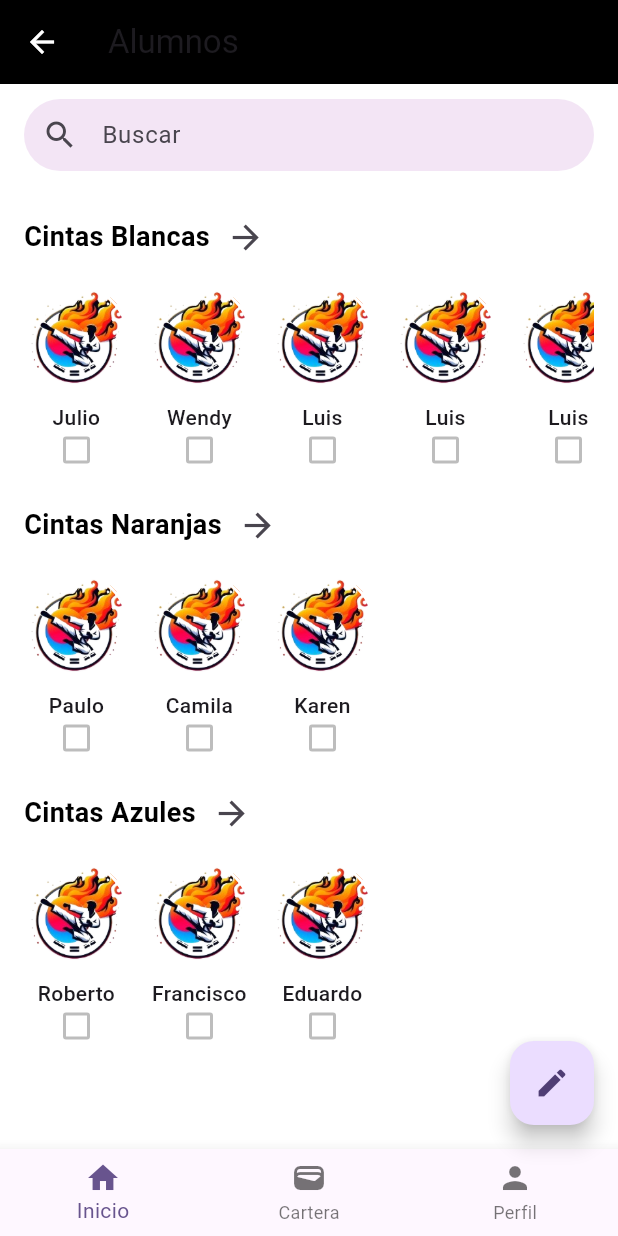
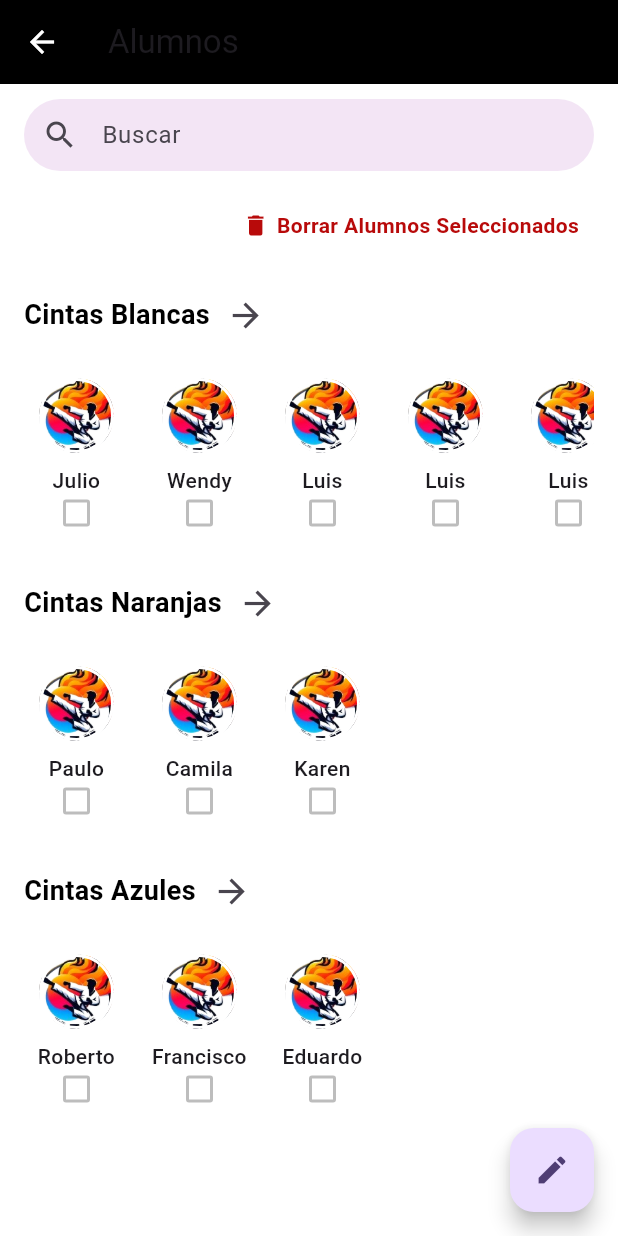
Before and after one commit to ChrisOsicka/TAE_APP, a Flutter app: the StudentsSectionScreen screen opened directly, on a phone screen of 412 x 824 dp. Run offline on Flutter 3.47's test engine with Material 3 defaults, Android fonts, the phone set to English and light mode, and no system bars; our stand-ins replace google_fonts, table_calendar.

Commit message:
Funciona la selección de alumnos, falta que se abra una moda con los alumnos que segun se van a eliminar

```diff
--- a/lib/modules/admin/pages/students_section.dart
+++ b/lib/modules/admin/pages/students_section.dart
@@ -16,8 +16,6 @@ class StudentsSectionScreen extends StatefulWidget {
 }
 
 class _StudentsSectionScreenState extends State<StudentsSectionScreen> {
-
-
   int _selectedIndex = 0;
 
   Map<String, List<Map<String, dynamic>>> _beltStudents = {
@@ -33,7 +31,6 @@ class _StudentsSectionScreenState extends State<StudentsSectionScreen> {
       {'name': 'Luis', 'image': 'assets/image/Logo.png'},
       {'name': 'Luis', 'image': 'assets/image/Logo.png'},
       {'name': 'Luis', 'image': 'assets/image/Logo.png'},
-
     ],
     'Cintas Naranjas': [
       {'name': 'Paulo', 'image': 'assets/image/Logo.png'},
@@ -47,23 +44,9 @@ class _StudentsSectionScreenState extends State<StudentsSectionScreen> {
     ],
   };
 
-    // Lista de pantallas/pestañas
-  late final List<Widget> _screens;
-
   @override
   void initState() {
     super.initState();
-    _screens = [
-      //StudentsSectionScreen(), // Tu pantalla de grupos actual
-      WalletScreen(),        // Pantalla de cartera
-      ProfileScreen(),       // Pantalla de perfil
-    ];
-  }
-
-  void _onItemTapped(int index) {
-    setState(() {
-      _selectedIndex = index;
-    });
   }
 
   @override
@@ -87,31 +70,69 @@ class _StudentsSectionScreenState extends State<StudentsSectionScreen> {
 
                 const SizedBox(height: 20),
 
+                Align(
+                  alignment: Alignment.centerRight,
+                  child: InkWell(
+                    borderRadius: BorderRadius.circular(20),
+                    onTap: () {
+                      // Tu lógica del modal aquí
+                      //showDialog(...);
+                    },
+                    child: Container(
+                      padding: const EdgeInsets.symmetric(
+                        horizontal: 10,
+                        vertical: 6,
+                      ),
+                      decoration: BoxDecoration(
+                        borderRadius: BorderRadius.circular(20),
+                      ),
+                      child: Row(
+                        mainAxisSize: MainAxisSize.min,
+                        children: const [
+                          Icon(
+                            Icons.delete,
+                            color: Color.fromARGB(255, 184, 10, 10),
+                            size: 18,
+                          ),
+                          SizedBox(width: 5),
+                          Text(
+                            'Borrar Alumnos Seleccionados',
+                            style: TextStyle(
+                              fontWeight: FontWeight.bold,
+                              fontSize: 14,
+                              color: Color.fromARGB(255, 184, 10, 10),
+                            ),
+                          ),
+                        ],
+                      ),
+                    ),
+                  ),
+                ),
+
+                const SizedBox(height: 20),
+
                 // Lista de grupos por cinta
-                ..._beltStudents.entries.map((entry) => BeltGroup(
+                ..._beltStudents.entries
+                    .map(
+                      (entry) => BeltGroup(
                         beltName: entry.key,
                         students: entry.value,
                         onSeeMore: () {
                           print("Ver más de ${entry.key}");
                         },
-                )).toList(),
+                      ),
+                    )
+                    .toList(),
               ],
             ),
           ),
         ),
       ),
-      bottomNavigationBar: CustomNavigationBarAdmin(
-        //(qué pantalla está activa).
-        currentIndex: _selectedIndex,
-        // (qué hacer cuando el usuario cambia de pestaña).
-        onTap: _onItemTapped,
-        ),
+
       floatingActionButton: NotesButton(),
     );
   }
 }
-
-
 
 class StudentCard extends StatelessWidget {
   final String name;
@@ -138,7 +159,7 @@ class StudentCard extends StatelessWidget {
           // Foto circular
           Container(
             width: 70,
-            height: 70,
+            height: 50,
             decoration: BoxDecoration(
               shape: BoxShape.circle,
               image: DecorationImage(
@@ -166,7 +187,10 @@ class StudentCard extends StatelessWidget {
                 value: isSelected,
                 onChanged: (value) => onTap(),
                 activeColor: Colors.blue,
-                side: BorderSide(width: 2, color: Colors.grey[400]!), // Borde más claro
+                side: BorderSide(
+                  width: 2,
+                  color: Colors.grey[400]!,
+                ), // Borde más claro
               ),
             ),
           ),
@@ -176,9 +200,7 @@ class StudentCard extends StatelessWidget {
   }
 }
 
-
-class BeltGroup extends StatelessWidget {
-
+class BeltGroup extends StatefulWidget {
   final String beltName;
   final List<Map<String, dynamic>> students;
   final VoidCallback onSeeMore; // Opcional: abrir otra pantalla
@@ -191,6 +213,29 @@ class BeltGroup extends StatelessWidget {
   }) : super(key: key);
 
   @override
+  State<BeltGroup> createState() => _BeltGroupState();
+}
+
+class _BeltGroupState extends State<BeltGroup> {
+
+  // 👇 Estado: conjunto de alumnos seleccionados (usamos el nombre como identificador)
+  // Mejor usa un 'id' si lo tienes, pero si no, el nombre sirve temporalmente
+  final Set<String> _selectedStudents = {};
+ void _toggleSelection(String studentName) {
+
+    setState(() {
+      if (_selectedStudents.contains(studentName)) {
+        _selectedStudents.remove(studentName);
+      } else {
+        _selectedStudents.add(studentName);
+      }
+    });
+    // Opcional: imprimir para depurar
+    print("Seleccionados: $_selectedStudents");
+  }
+
+
+  @override
   Widget build(BuildContext context) {
     return Column(
       crossAxisAlignment: CrossAxisAlignment.start,
@@ -200,17 +245,17 @@ class BeltGroup extends StatelessWidget {
           mainAxisAlignment: MainAxisAlignment.start,
           children: [
             Text(
-              beltName,
+              widget.beltName,
               style: TextStyle(
                 fontSize: 18,
                 fontWeight: FontWeight.bold,
                 color: Colors.black,
               ),
             ),
-            if (onSeeMore != null)
+            if (widget.onSeeMore != null)
               IconButton(
                 icon: const Icon(Icons.arrow_forward, size: 26),
-                onPressed: onSeeMore,
+                onPressed: widget.onSeeMore,
               ),
           ],
         ),
@@ -221,21 +266,20 @@ class BeltGroup extends StatelessWidget {
                    height: 120,
           child: ListView.builder(
             scrollDirection: Axis.horizontal,
-                shrinkWrap: true, // ← ¡Este es el truco!
+            shrinkWrap: true,
+            itemCount: widget.students.length,
+            itemBuilder: (context, index) {
+              final student = widget.students[index];
+              final String name = student['name'];
+              final bool isSelected = _selectedStudents.contains(name);
 
-            itemCount: students.length,
-            itemBuilder: (context, index) {
-              final student = students[index];
               return Padding(
-                padding: EdgeInsets.only(right: 12),
+                padding: const EdgeInsets.only(right: 12),
                 child: StudentCard(
-                  name: student['name'],
+                  name: name,
                   image: student['image'],
-                  isSelected: false, // ← Por ahora fijo, puedes hacerlo dinámico
-                  onTap: () {
-                    // Aquí puedes manejar la selección
-                    print("Seleccionado: ${student['name']}");
-                  },
+                  isSelected: isSelected,
+                  onTap: () => _toggleSelection(name),
                 ),
               );
             },
```
Lines whose indentation alone changed are shown as unchanged.
